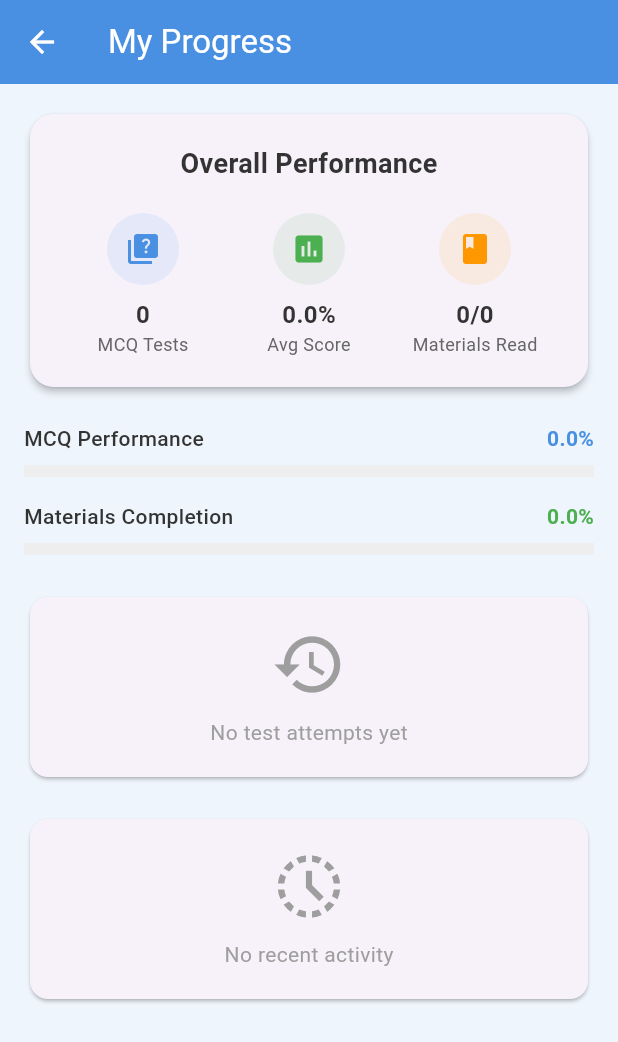
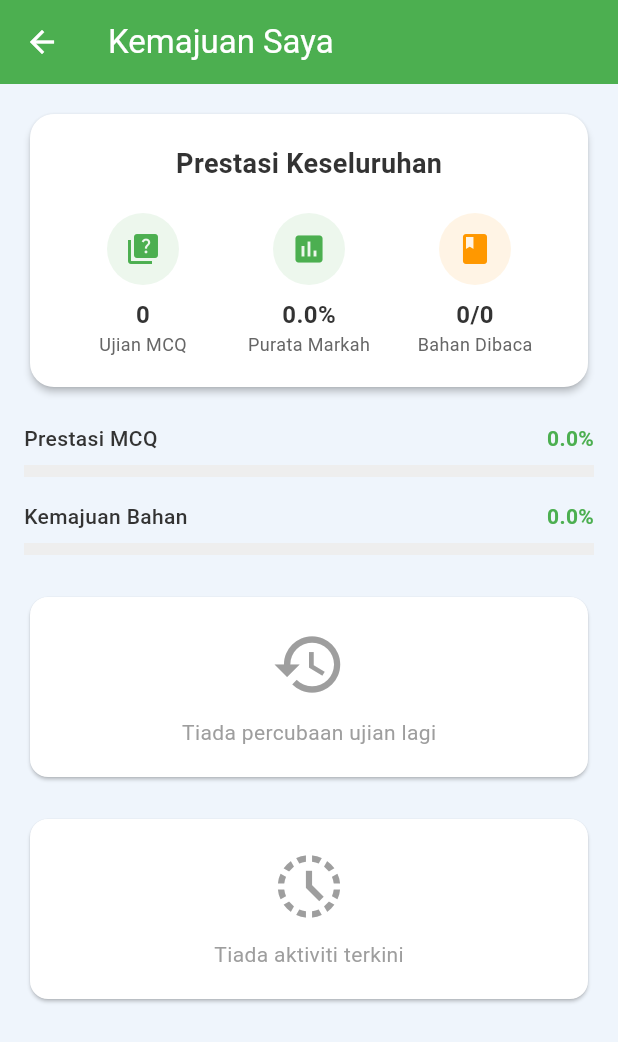
Before and after one commit to NATIJAH/CodeSprout, a Flutter app: the ProgressPage screen opened directly, on a phone screen of 412 x 824 dp. Shown: the top 1042 px of the screen. Run offline on Flutter 3.47's test engine with Material 3 defaults, Android fonts, the phone set to English and light mode, and no system bars; our stand-ins replace file_picker, supabase_flutter; missing offline and left inert: dart:html; accounts and stored records are empty.

Commit message:
Update student progress page

```diff
--- a/lib/page/progress_page.dart
+++ b/lib/page/progress_page.dart
@@ -1,3 +1,5 @@
+// student/lib/page/progress_page.dart
+
 import 'package:flutter/material.dart';
 import '../service/supabase_service.dart';
 import '../theme/color.dart';
@@ -22,14 +24,14 @@ class _ProgressPageState extends State<ProgressPage> {
       final user = SupabaseService.client.auth.currentUser;
       if (user == null) return;
 
-      // Get MCQ attempts
+      // Dapatkan percubaan MCQ
       final mcqResponse = await SupabaseService.client
           .from('student_mcq_attempts')
           .select('*, mcq_set!inner(title)')
           .eq('student_id', user.id)
           .order('submitted_at', ascending: false);
 
-      // Get PDF progress
+      // Dapatkan kemajuan PDF
       final pdfResponse = await SupabaseService.client
           .from('student_pdf_progress')
           .select('*, teacher_pdf!inner(title)')
@@ -37,13 +39,13 @@ class _ProgressPageState extends State<ProgressPage> {
           .eq('viewed', true)
           .order('last_viewed', ascending: false);
 
-      // Get total PDFs count - FIXED THIS LINE
+      // Dapatkan jumlah PDF - TELAH DIPERBETULKAN
       final totalPdfsResponse = await SupabaseService.client
           .from('teacher_pdf')
           .select()
           .then((response) => response.length);
 
-      // Calculate statistics
+      // Kira statistik
       int totalMcqAttempts = mcqResponse.length;
 
       int totalCorrect = 0;
@@ -60,7 +62,7 @@ class _ProgressPageState extends State<ProgressPage> {
       double avgScore = totalQuestions > 0 ? (totalCorrect / totalQuestions * 100) : 0;
 
       int viewedPdfs = pdfResponse.length;
-      int totalPdfs = totalPdfsResponse; // Already an int now
+      int totalPdfs = totalPdfsResponse; // Sudah menjadi int
       double pdfCompletion = totalPdfs > 0 ? (viewedPdfs / totalPdfs * 100) : 0;
 
       setState(() {
@@ -80,7 +82,7 @@ class _ProgressPageState extends State<ProgressPage> {
         _isLoading = false;
       });
     } catch (e) {
-      print('Error loading progress: $e');
+      print('Ralat memuat kemajuan: $e');
       setState(() => _isLoading = false);
     }
   }
@@ -89,6 +91,7 @@ class _ProgressPageState extends State<ProgressPage> {
     final stats = _progressData['stats'] ?? {};
     return Card(
       elevation: 2,
+      color: AppColor.card,
       shape: RoundedRectangleBorder(
         borderRadius: BorderRadius.circular(16),
       ),
@@ -97,7 +100,7 @@ class _ProgressPageState extends State<ProgressPage> {
         child: Column(
           children: [
             Text(
-              'Overall Performance',
+              'Prestasi Keseluruhan',
               style: TextStyle(
                 fontSize: 18,
                 fontWeight: FontWeight.bold,
@@ -108,19 +111,19 @@ class _ProgressPageState extends State<ProgressPage> {
             Row(
               children: [
                 _buildStatItem(
-                  'MCQ Tests',
+                  'Ujian MCQ',
                   '${stats['total_attempts'] ?? 0}',
                   Icons.quiz,
-                  AppColor.primaryBlue,
+                  AppColor.success, // ✅ TUKAR KE HIJAU
                 ),
                 _buildStatItem(
-                  'Avg Score',
+                  'Purata Markah',
                   '${(stats['avg_score'] ?? 0).toStringAsFixed(1)}%',
                   Icons.assessment,
-                  AppColor.success,
+                  AppColor.success, // ✅ TUKAR KE HIJAU
                 ),
                 _buildStatItem(
-                  'Materials Read',
+                  'Bahan Dibaca',
                   '${stats['viewed_pdfs'] ?? 0}/${stats['total_pdfs'] ?? 0}',
                   Icons.book,
                   AppColor.warning,
@@ -205,6 +208,7 @@ class _ProgressPageState extends State<ProgressPage> {
     final attempts = _progressData['mcq_attempts'] ?? [];
     if (attempts.isEmpty) {
       return Card(
+        color: AppColor.card,
         child: Padding(
           padding: EdgeInsets.all(20),
           child: Center(
@@ -213,7 +217,7 @@ class _ProgressPageState extends State<ProgressPage> {
                 Icon(Icons.history, size: 50, color: Colors.grey),
                 SizedBox(height: 10),
                 Text(
-                  'No test attempts yet',
+                  'Tiada percubaan ujian lagi',
                   style: TextStyle(color: Colors.grey),
                 ),
               ],
@@ -225,6 +229,7 @@ class _ProgressPageState extends State<ProgressPage> {
 
     return Card(
       elevation: 2,
+      color: AppColor.card,
       shape: RoundedRectangleBorder(
         borderRadius: BorderRadius.circular(16),
       ),
@@ -234,7 +239,7 @@ class _ProgressPageState extends State<ProgressPage> {
           crossAxisAlignment: CrossAxisAlignment.start,
           children: [
             Text(
-              'Recent Test Attempts',
+              'Percubaan Ujian Terkini',
               style: TextStyle(
                 fontSize: 16,
                 fontWeight: FontWeight.bold,
@@ -286,7 +291,7 @@ class _ProgressPageState extends State<ProgressPage> {
               crossAxisAlignment: CrossAxisAlignment.start,
               children: [
                 Text(
-                  mcqSet['title'] ?? 'Unknown Test',
+                  mcqSet['title'] ?? 'Ujian Tidak Dikenali',
                   style: TextStyle(
                     fontWeight: FontWeight.w500,
                     color: AppColor.textDark,
@@ -294,7 +299,7 @@ class _ProgressPageState extends State<ProgressPage> {
                 ),
                 SizedBox(height: 4),
                 Text(
-                  'Score: $score/$total',
+                  'Markah: $score/$total',
                   style: TextStyle(
                     fontSize: 12,
                     color: AppColor.textLight,
@@ -332,6 +337,7 @@ class _ProgressPageState extends State<ProgressPage> {
     final pdfProgress = _progressData['pdf_progress'] ?? [];
     if (pdfProgress.isEmpty) {
       return Card(
+        color: AppColor.card,
         child: Padding(
           padding: EdgeInsets.all(20),
           child: Center(
@@ -340,7 +346,7 @@ class _ProgressPageState extends State<ProgressPage> {
                 Icon(Icons.history_toggle_off, size: 50, color: Colors.grey),
                 SizedBox(height: 10),
                 Text(
-                  'No recent activity',
+                  'Tiada aktiviti terkini',
                   style: TextStyle(color: Colors.grey),
                 ),
               ],
@@ -352,6 +358,7 @@ class _ProgressPageState extends State<ProgressPage> {
 
     return Card(
       elevation: 2,
+      color: AppColor.card,
       shape: RoundedRectangleBorder(
         borderRadius: BorderRadius.circular(16),
       ),
@@ -361,7 +368,7 @@ class _ProgressPageState extends State<ProgressPage> {
           crossAxisAlignment: CrossAxisAlignment.start,
           children: [
             Text(
-              'Recently Viewed Materials',
+              'Bahan Dilihat Terkini',
               style: TextStyle(
                 fontSize: 16,
                 fontWeight: FontWeight.bold,
@@ -398,11 +405,11 @@ class _ProgressPageState extends State<ProgressPage> {
           ),
         ),
         title: Text(
-          pdf['title'] ?? 'Unknown Material',
+          pdf['title'] ?? 'Bahan Tidak Dikenali',
           style: TextStyle(fontSize: 14),
         ),
         subtitle: Text(
-          'Viewed ${_timeAgo(lastViewed)}',
+          'Dilihat ${_timeAgo(lastViewed)}',
           style: TextStyle(fontSize: 12, color: AppColor.textLight),
         ),
         trailing: Icon(Icons.check_circle, color: AppColor.success, size: 16),
@@ -425,15 +432,15 @@ class _ProgressPageState extends State<ProgressPage> {
     final difference = now.difference(date);
 
     if (difference.inDays > 30) {
-      return '${(difference.inDays / 30).floor()} months ago';
+      return '${(difference.inDays / 30).floor()} bulan lepas';
     } else if (difference.inDays > 0) {
-      return '${difference.inDays} days ago';
+      return '${difference.inDays} hari lepas';
     } else if (difference.inHours > 0) {
-      return '${difference.inHours} hours ago';
+      return '${difference.inHours} jam lepas';
     } else if (difference.inMinutes > 0) {
-      return '${difference.inMinutes} minutes ago';
+      return '${difference.inMinutes} minit lepas';
     } else {
-      return 'Just now';
+      return 'Baru sahaja';
     }
   }
 
@@ -442,11 +449,16 @@ class _ProgressPageState extends State<ProgressPage> {
     return Scaffold(
       backgroundColor: AppColor.background,
       appBar: AppBar(
-        title: Text('My Progress'),
+        title: Text('Kemajuan Saya'),
+        backgroundColor: AppColor.success, // ✅ TUKAR KE HIJAU
+        foregroundColor: Colors.white,
       ),
       body: _isLoading
-          ? Center(child: CircularProgressIndicator())
-          : SingleChildScrollView(
+          ? Center(child: CircularProgressIndicator(color: AppColor.success)) // ✅ HIJAU
+          : RefreshIndicator(
+              onRefresh: _loadProgress,
+              color: AppColor.success, // ✅ HIJAU
+              child: SingleChildScrollView(
                 padding: EdgeInsets.all(16),
                 child: Column(
                   crossAxisAlignment: CrossAxisAlignment.start,
@@ -454,21 +466,23 @@ class _ProgressPageState extends State<ProgressPage> {
                     _buildStatsCard(),
                     SizedBox(height: 20),
                     _buildProgressChart(
-                    'MCQ Performance',
+                      'Prestasi MCQ',
                       (_progressData['stats']?['avg_score'] ?? 0).toDouble(),
-                    AppColor.primaryBlue,
+                      AppColor.success, // ✅ TUKAR KE HIJAU
                     ),
                     SizedBox(height: 16),
                     _buildProgressChart(
-                    'Materials Completion',
+                      'Kemajuan Bahan',
                       (_progressData['stats']?['pdf_completion'] ?? 0).toDouble(),
-                    AppColor.success,
+                      AppColor.success, // ✅ TUKAR KE HIJAU
                     ),
                     SizedBox(height: 24),
                     _buildMcqHistory(),
                     SizedBox(height: 20),
                     _buildRecentActivity(),
+                    SizedBox(height: 20),
                   ],
+                ),
               ),
             ),
     );
```
Lines whose indentation alone changed are shown as unchanged.
